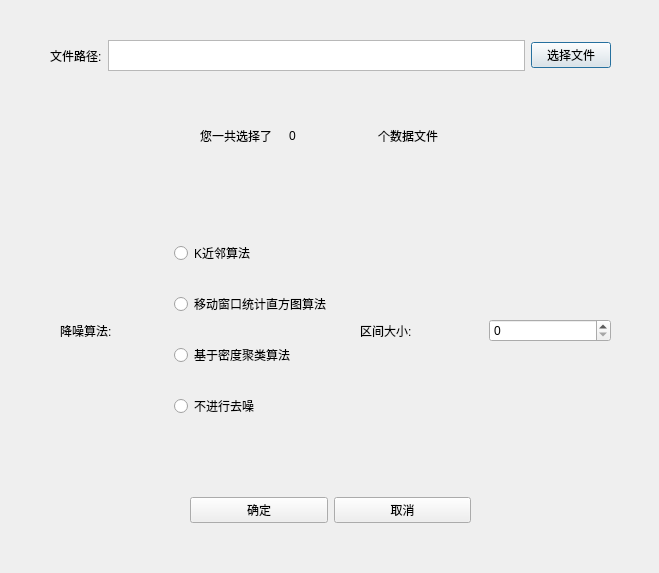
SamuelWangCode/Laser_radar_software, file CCTEST/qCC/PreprocessingDlg.ui: the form before one commit.
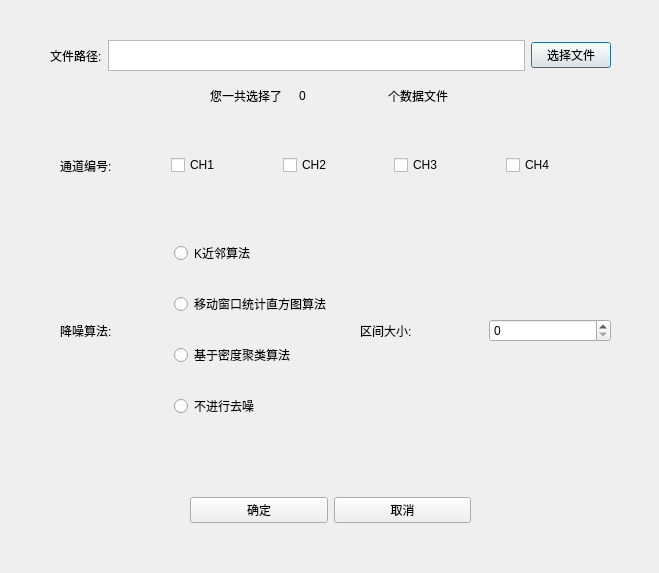
The form after the commit.

Commit message: 添加点云计算功能

Patch:
```diff
--- a/CCTEST/qCC/PreprocessingDlg.ui
+++ b/CCTEST/qCC/PreprocessingDlg.ui
@@ -93,8 +93,8 @@
   <widget class="QWidget" name="horizontalLayoutWidget_4">
    <property name="geometry">
     <rect>
-     <x>200</x>
-     <y>120</y>
+     <x>210</x>
+     <y>80</y>
      <width>261</width>
      <height>31</height>
     </rect>
@@ -174,6 +174,53 @@
     </item>
    </layout>
   </widget>
+  <widget class="QWidget" name="horizontalLayoutWidget_5">
+   <property name="geometry">
+    <rect>
+     <x>60</x>
+     <y>140</y>
+     <width>551</width>
+     <height>51</height>
+    </rect>
+   </property>
+   <layout class="QHBoxLayout" name="horizontalLayout_5">
+    <item>
+     <widget class="QLabel" name="label_6">
+      <property name="text">
+       <string>通道编号:</string>
+      </property>
+     </widget>
+    </item>
+    <item>
+     <widget class="QCheckBox" name="CH1">
+      <property name="text">
+       <string>CH1</string>
+      </property>
+     </widget>
+    </item>
+    <item>
+     <widget class="QCheckBox" name="CH2">
+      <property name="text">
+       <string>CH2</string>
+      </property>
+     </widget>
+    </item>
+    <item>
+     <widget class="QCheckBox" name="CH3">
+      <property name="text">
+       <string>CH3</string>
+      </property>
+     </widget>
+    </item>
+    <item>
+     <widget class="QCheckBox" name="CH4">
+      <property name="text">
+       <string>CH4</string>
+      </property>
+     </widget>
+    </item>
+   </layout>
+  </widget>
  </widget>
  <resources/>
  <connections>
```
The commit also changes 2 other files.
